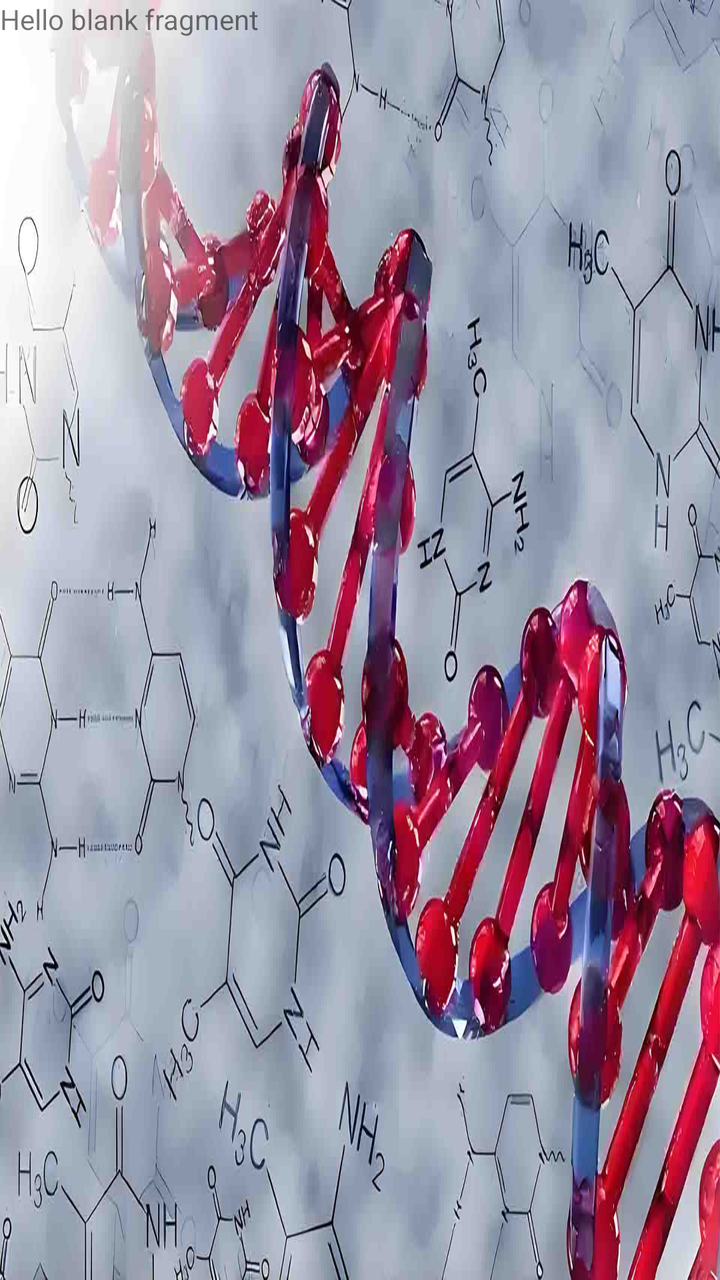
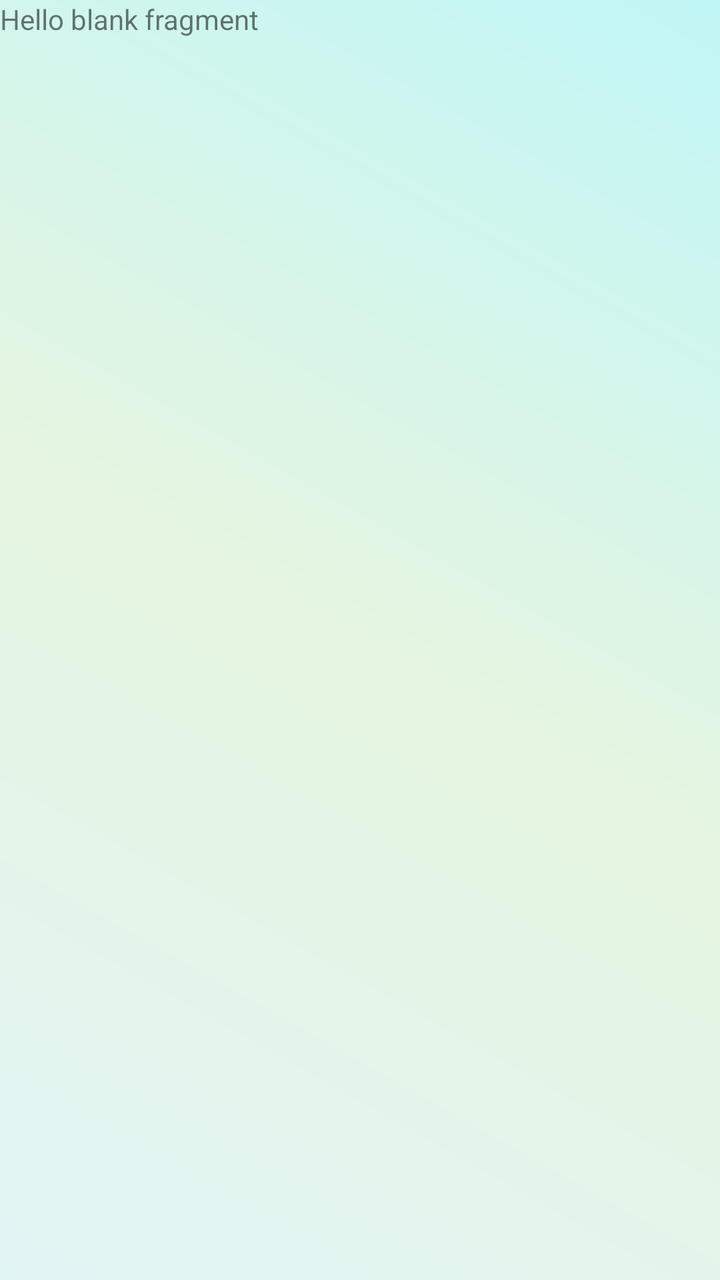

The first picture is an Android layout as it rendered before a commit; the second is the same layout after the commit. The layout source and the unified diff follow.
<!-- AndroidManifest.xml: application theme Theme.IMatesApp.FullScreen -->
<!-- res/layout/fragment_subject_biology.xml -->
<?xml version="1.0" encoding="utf-8"?>
<FrameLayout xmlns:android="http://schemas.android.com/apk/res/android"
    xmlns:tools="http://schemas.android.com/tools"
    android:layout_width="match_parent"
    android:layout_height="match_parent"
    android:background="@drawable/bg_subject_biology"
    tools:context=".FragmentSubjectBiology">

    
    <TextView
        android:layout_width="match_parent"
        android:layout_height="match_parent"
        android:text="@string/hello_blank_fragment" />

</FrameLayout>
<!-- resources referenced by this layout -->
<resources>
  <!-- drawable bg_subject_biology: jpg bitmap (drawable, 88823 bytes) -->
  <string name="hello_blank_fragment">Hello blank fragment</string>
  <style name="Theme.IMatesApp.FullScreen" parent="Theme.AppCompat.Light.NoActionBar">
          
          <item name="android:windowFullscreen">true</item>
          
          <item name="android:windowTranslucentStatus">true</item>
          
          <item name="android:windowTranslucentNavigation">true</item>
      </style>
</resources>

<!-- the commit's change to res/layout/fragment_subject_biology.xml (unified diff, before → after) -->
@@ -3,7 +3,7 @@
     xmlns:tools="http://schemas.android.com/tools"
     android:layout_width="match_parent"
     android:layout_height="match_parent"
-    android:background="@drawable/bg_subject_biology"
+    android:background="@drawable/app_main_background"
     tools:context=".FragmentSubjectBiology">
 
     
<!-- resource entries referenced after the edit -->
@@ -1,6 +1,19 @@
 <!-- resources referenced by this layout -->
 <resources>
-  <!-- drawable bg_subject_biology: jpg bitmap (drawable, 88823 bytes) -->
+  <!-- drawable app_main_background (drawable) -->
+  <layer-list xmlns:android="http://schemas.android.com/apk/res/android">
+      
+      <item>
+          <shape android:shape="rectangle">
+              <gradient
+                  android:startColor="#E2F5F5"
+                  android:centerColor="#e5f5e0"
+                  android:endColor="#C0F6F6"
+                  android:type="linear"
+                  android:angle="45" />
+          </shape>
+      </item>
+  </layer-list>
   <string name="hello_blank_fragment">Hello blank fragment</string>
   <style name="Theme.IMatesApp.FullScreen" parent="Theme.AppCompat.Light.NoActionBar">
           
